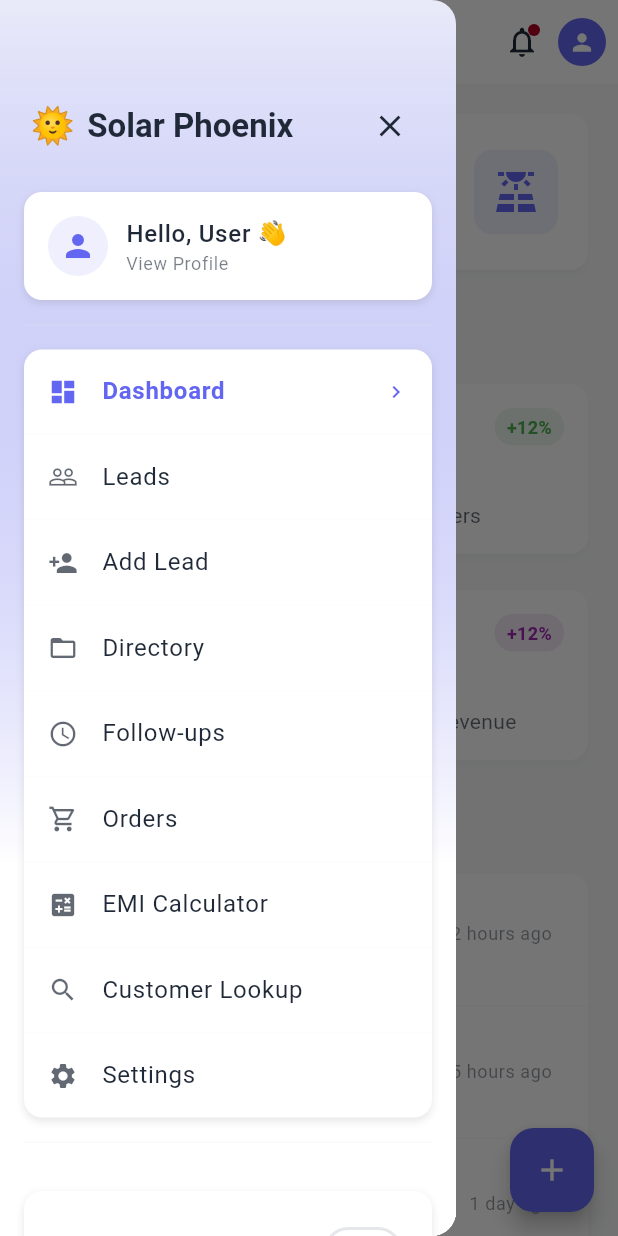
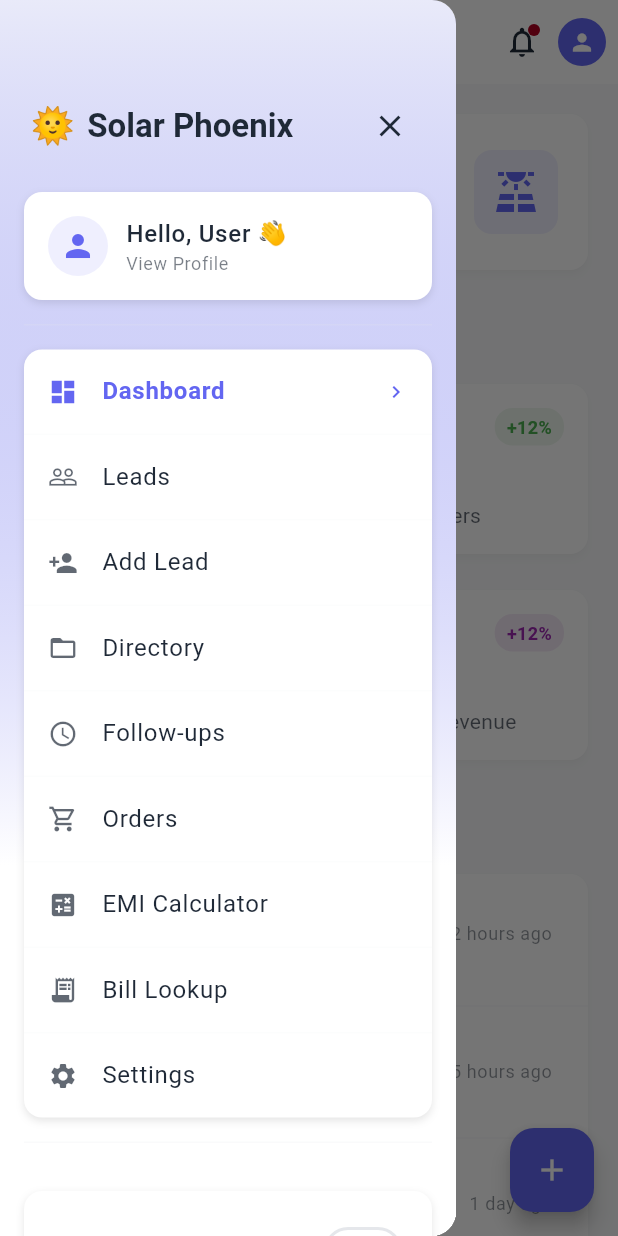
Before and after one commit to astiksarathe/solar-frontend-flutter, a Flutter app: the NavigationController screen opened directly, with the side drawer open, on a phone screen of 412 x 824 dp. Run offline on Flutter 3.47's test engine with Material 3 defaults, Android fonts, the phone set to English and light mode, and no system bars; our stand-ins replace fl_chart, percent_indicator, shared_preferences; accounts and stored records are empty.

Commit message:
Fixed bill lookup route issue

```diff
--- a/lib/navigation/navigation_controller.dart
+++ b/lib/navigation/navigation_controller.dart
@@ -1,7 +1,7 @@
 import 'package:flutter/material.dart';
-import 'package:flutter/services.dart';
 import '../screens/login_screen.dart';
 import '../screens/dashboard_screen.dart';
+import '../screens/home_screen.dart';
 import '../screens/leads_screen.dart';
 import '../screens/add_lead_screen.dart';
 import '../screens/directory_screen.dart';
@@ -39,7 +39,7 @@ class _NavigationControllerState extends State<NavigationController> {
       'follow_ups': const FollowUpsScreen(),
       'orders': const OrdersScreen(),
       'emi_calculator': const EMICalculatorScreen(),
-      'customer_lookup': const DashboardScreen(),
+      'customer_lookup': const HomeScreen(),
       'settings': const DashboardScreen(),
       // Legacy routes for backward compatibility
       'analytics': const _ComingSoonScreen(title: 'Analytics'),
@@ -141,7 +141,7 @@ class _NavigationControllerState extends State<NavigationController> {
       case 'emi_calculator':
         return 'EMI Calculator';
       case 'customer_lookup':
-        return 'Customer Lookup';
+        return 'Bill Lookup';
       case 'settings':
         return 'Settings';
       // Legacy routes
--- a/lib/screens/login_screen.dart
+++ b/lib/screens/login_screen.dart
@@ -47,9 +47,9 @@ class _LoginScreenState extends State<LoginScreen> {
       }
     } catch (e) {
       if (mounted) {
-        ScaffoldMessenger.of(context).showSnackBar(
-          SnackBar(content: Text('Login failed: $e')),
-        );
+        ScaffoldMessenger.of(
+          context,
+        ).showSnackBar(SnackBar(content: Text('Login failed: $e')));
       }
     } finally {
       if (mounted) {
--- a/lib/widgets/main_drawer.dart
+++ b/lib/widgets/main_drawer.dart
@@ -70,8 +70,8 @@ class MainDrawer extends StatelessWidget {
     ),
     MenuItem(
       id: 'customerLookup',
-      title: 'Customer Lookup',
-      icon: Icons.search,
+      title: 'Bill Lookup',
+      icon: Icons.receipt_long,
       route: 'customer_lookup',
     ),
     MenuItem(
```
Also changed, not shown: 1 other file.
